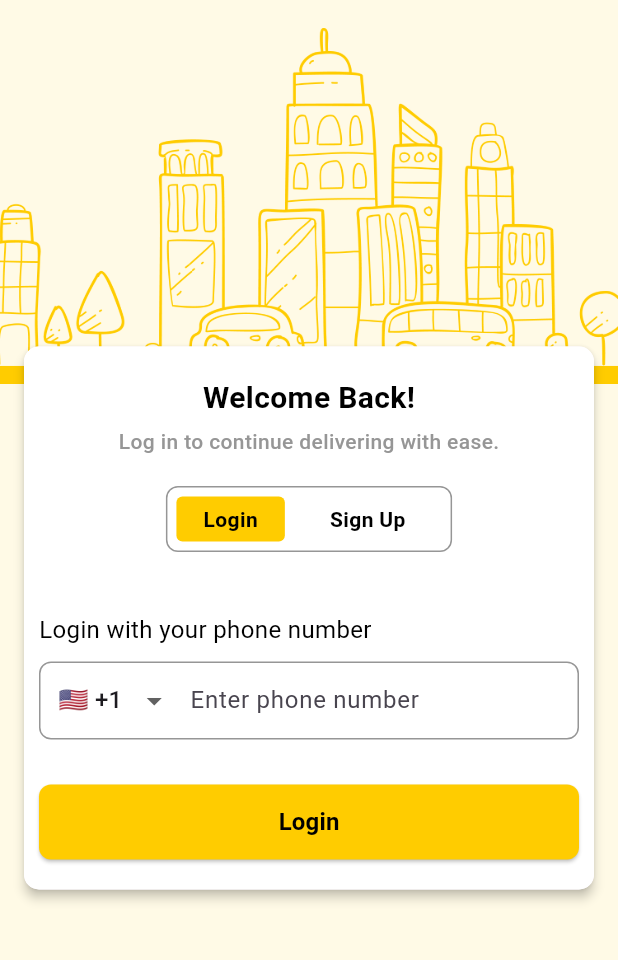
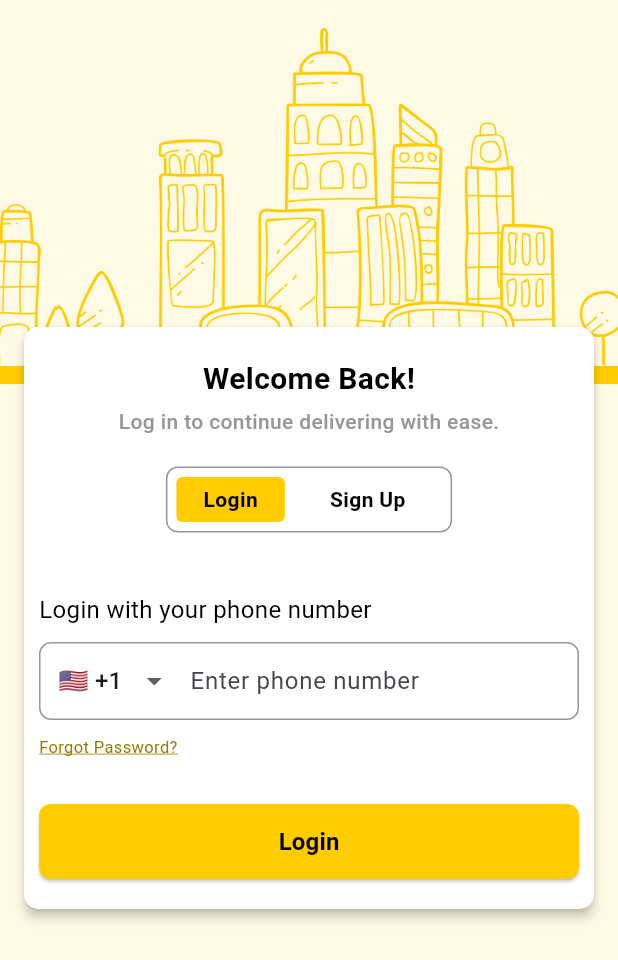
Before and after one commit to Dev-Ninjas-Backup/nicholaslim80, a Flutter app: the LoginSignupScreen screen opened by its route, on a phone screen of 412 x 824 dp. Shown: the top 960 px of the screen. Run offline on Flutter 3.47's test engine with Material 3 defaults, Android fonts, the phone set to English and light mode, and no system bars; our stand-ins replace flutter_easyloading, flutter_screenutil, get, google_fonts.

Commit message:
forgot pass

```diff
--- a/lib/features/user/auth/login/screen/login_signup_screen.dart
+++ b/lib/features/user/auth/login/screen/login_signup_screen.dart
@@ -1,5 +1,6 @@
 import 'package:flutter/material.dart';
 import 'package:get/get.dart';
+import 'package:nicholaslim80/core/common/styles/global_text_style.dart';
 import 'package:nicholaslim80/core/utils/constants/app_colors.dart';
 import 'package:nicholaslim80/core/utils/constants/image_path.dart';
 import 'package:nicholaslim80/features/user/auth/login/controller/login_signup_controller.dart';
@@ -271,7 +272,31 @@ class LoginSignupScreen extends StatelessWidget {
                             ],
                           ),
                         ),
-                        const SizedBox(height: 30),
+
+                        SizedBox(height: 10),
+
+                        GestureDetector(
+                          onTap: () {},
+                          child: Align(
+                            alignment: Alignment.centerLeft,
+                            child: Text(
+                              "Forgot Password?",
+                              style: TextStyle(
+                                fontSize: 11,
+                                color: const Color.fromARGB(255, 152, 122, 2),
+                                decoration: TextDecoration.underline,
+                                decorationColor: Color.fromARGB(
+                                  255,
+                                  152,
+                                  122,
+                                  2,
+                                ),
+                              ),
+                            ),
+                          ),
+                        ),
+
+                        SizedBox(height: 30),
 
                         // Button
                         ElevatedButton(
```
Also changed, not shown: lib/features/user/auth/forgotPassword/screen/forgot_password_screen.dart (added), 3 other files.
